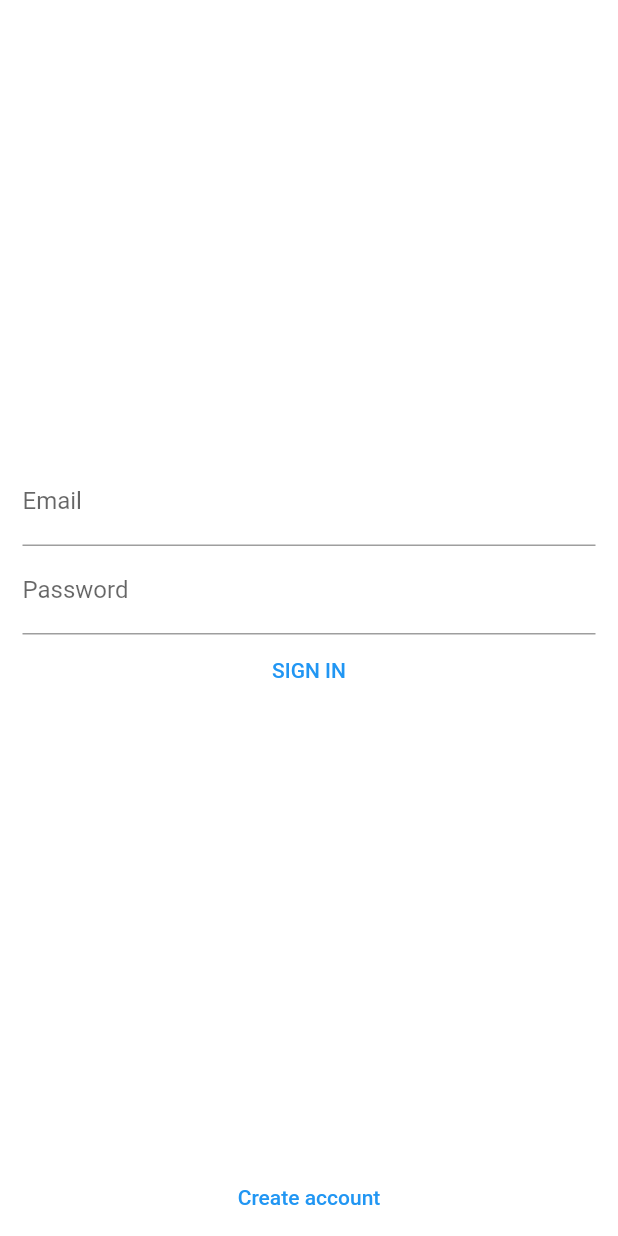
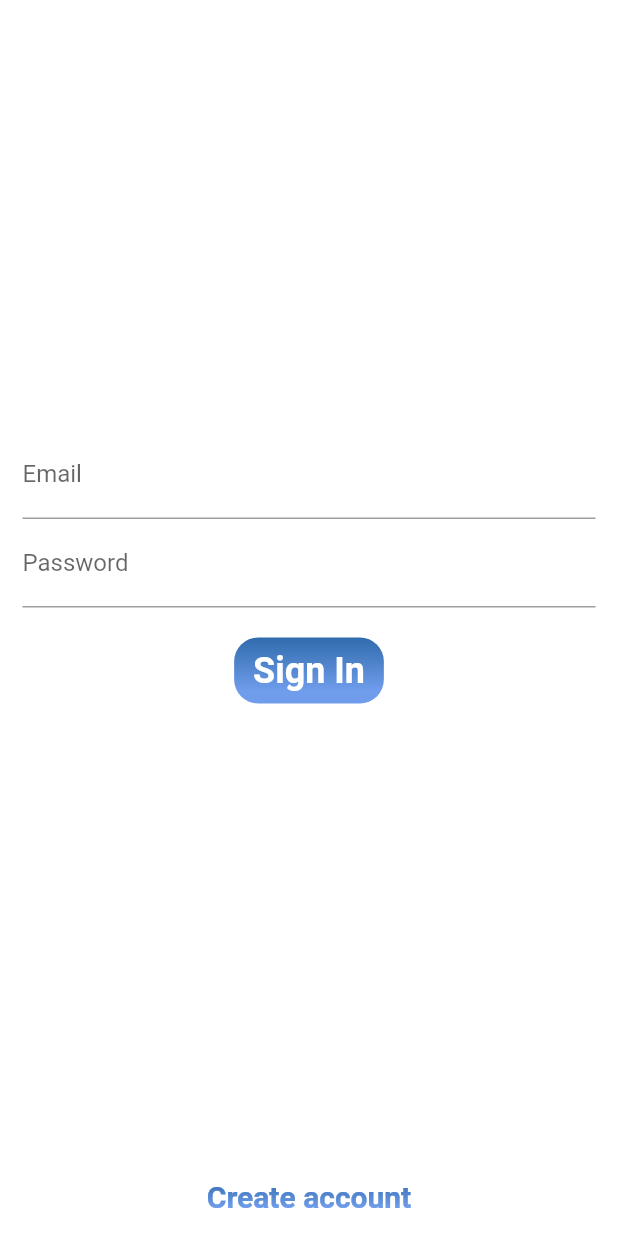
Before and after one commit to Hhanri/we_map, a Flutter app: the screen it shows after launch, on a phone screen of 412 x 824 dp. Run offline on Flutter 3.47's test engine with Material 2 defaults, Android fonts, the phone set to English and light mode, and no system bars; our stand-ins replace cached_network_image, cloud_firestore, equatable, firebase_auth, firebase_core, firebase_storage and 5 more; missing offline and left inert: geoflutterfire; accounts and stored records are empty.

Commit message:
TextButtonWIdget and ElevatedButtonWidget

```diff
--- a/lib/constants/theme.dart
+++ b/lib/constants/theme.dart
@@ -2,6 +2,7 @@ import 'package:flutter/material.dart';
 
 class DisplayConstants {
   static const EdgeInsets scaffoldPadding = EdgeInsets.symmetric(horizontal: 15, vertical: 2);
+  static const BorderRadius circularBorderRadius = BorderRadius.all(Radius.circular(16));
 }
 
 class AppTheme {
@@ -28,6 +29,12 @@ class AppTheme {
     color: backgroundColor,
   );
 
+  static const TextStyle textButtonTextStyle = TextStyle(
+    fontSize: 20,
+    fontWeight: FontWeight.bold,
+    color: backgroundColor,
+  );
+
   static const TextStyle headerTextStyle = TextStyle(
     fontSize: 24,
     fontWeight: FontWeight.bold,
@@ -48,8 +55,10 @@ class AppTheme {
 
   static const TextTheme textTheme = TextTheme(
     headline4: headerTextStyle,
+    headline5: elevatedButtonTextStyle,
     bodyText1: bodyTextStyle,
     bodyText2: placeholderTextStyle,
+    button: textButtonTextStyle,
   );
 
   //appbar
--- a/lib/dialogs/generic_dialog.dart
+++ b/lib/dialogs/generic_dialog.dart
@@ -1,5 +1,6 @@
 import 'package:flutter/material.dart';
 import 'package:we_map/router/router.dart';
+import 'package:we_map/widgets/text_button_widget.dart';
 
 Future<T?> showGenericDialog<T>({
   required BuildContext context,
@@ -13,11 +14,11 @@ Future<T?> showGenericDialog<T>({
         title: Text(title),
         content: Text(content),
         actions: [
-          TextButton(
+          TextButtonWidget(
             onPressed: () {
               AppRouter.pop();
             },
-            child: const Text('OK')
+            text: 'OK',
           )
         ],
       );
--- a/lib/pages/log_form_page.dart
+++ b/lib/pages/log_form_page.dart
@@ -7,6 +7,7 @@ import 'package:we_map/services/firebase_auth_service.dart';
 import 'package:we_map/services/firebase_firestore_service.dart';
 import 'package:we_map/widgets/archives_list_view_widget.dart';
 import 'package:we_map/widgets/app_bar_widget.dart';
+import 'package:we_map/widgets/text_button_widget.dart';
 import 'package:we_map/widgets/text_form_field_widget.dart';
 import 'package:flutter/material.dart';
 import 'package:flutter_bloc/flutter_bloc.dart';
@@ -67,11 +68,11 @@ class LogFormPage extends StatelessWidget {
                         stream: context.read<LogFormCubit>().archivesStreamController.stream,
                       )
                     ),
-                    TextButton(
+                    TextButtonWidget(
                       onPressed: () async {
                         await context.read<LogFormCubit>().addArchive();
                       },
-                      child: const Text('add')
+                      text: 'Add'
                     )
                   ],
                 ),
--- a/lib/pages/signin_page.dart
+++ b/lib/pages/signin_page.dart
@@ -7,7 +7,9 @@ import 'package:we_map/dialogs/error_dialog.dart';
 import 'package:we_map/router/router.dart';
 import 'package:we_map/screens/loading/loading_screen.dart';
 import 'package:we_map/services/firebase_auth_service.dart';
+import 'package:we_map/widgets/elevated_button_widget.dart';
 import 'package:we_map/widgets/root_page_widget.dart';
+import 'package:we_map/widgets/text_button_widget.dart';
 import 'package:we_map/widgets/text_form_field_widget.dart';
 
 class SignInPage extends StatelessWidget {
@@ -47,18 +49,18 @@ class SignInPage extends StatelessWidget {
                       TextFormFieldWidget(
                         parameters: PasswordParameters(controller: context.read<SignInCubit>().passwordController),
                       ),
-                      TextButton(
+                      ElevatedButtonWidget(
+                        text: "Sign In",
                         onPressed: () {
                           context.read<SignInCubit>().signIn();
-                        },
-                        child: const Text('SIGN IN'),
+                        }
                       ),
                       const Spacer(),
-                      TextButton(
+                      TextButtonWidget(
                         onPressed: () {
                           AppRouter.pushNamed(AppRouter.signUpRoute);
                         },
-                        child: const Text('Create account')
+                        text: 'Create account'
                       )
                     ],
                   ),
--- /dev/null
+++ b/lib/widgets/elevated_button_widget.dart
@@ -0,0 +1,33 @@
+import 'package:flutter/material.dart';
+import 'package:we_map/constants/theme.dart';
+
+class ElevatedButtonWidget extends StatelessWidget {
+  final String text;
+  final VoidCallback onPressed;
+  const ElevatedButtonWidget({Key? key, required this.text, required this.onPressed}) : super(key: key);
+
+  @override
+  Widget build(BuildContext context) {
+    const EdgeInsets padding = EdgeInsets.all(20);
+    return Container(
+      height: 44,
+      margin: padding,
+      decoration: const BoxDecoration(
+        gradient: AppTheme.linearGradient,
+        borderRadius: DisplayConstants.circularBorderRadius
+      ),
+      child: ElevatedButton(
+        style: ElevatedButton.styleFrom(
+          primary: Colors.transparent,
+          shadowColor: Colors.transparent,
+          shape: const RoundedRectangleBorder(borderRadius: DisplayConstants.circularBorderRadius)
+        ),
+        onPressed: onPressed,
+        child: Text(
+          text,
+          style: Theme.of(context).textTheme.headline5,
+        )
+      ),
+    );
+  }
+}
--- /dev/null
+++ b/lib/widgets/text_button_widget.dart
@@ -0,0 +1,22 @@
+import 'package:flutter/material.dart';
+import 'package:we_map/constants/theme.dart';
+
+class TextButtonWidget extends StatelessWidget {
+  final String text;
+  final VoidCallback onPressed;
+  const TextButtonWidget({Key? key, required this.onPressed, required this.text}) : super(key: key);
+
+  @override
+  Widget build(BuildContext context) {
+    return TextButton(
+      onPressed: onPressed,
+      child: ShaderMask(
+        shaderCallback: (bounds) => AppTheme.linearGradient.createShader(Rect.fromLTWH(0, 0, bounds.width, bounds.height)),
+        child: Text(
+          text,
+          style: Theme.of(context).textTheme.button,
+        ),
+      )
+    );
+  }
+}
```
Also changed, not shown: lib/dialogs/validate_dialog.dart (+5 -4 lines), lib/pages/signup_page.dart (+13 -2 lines).
